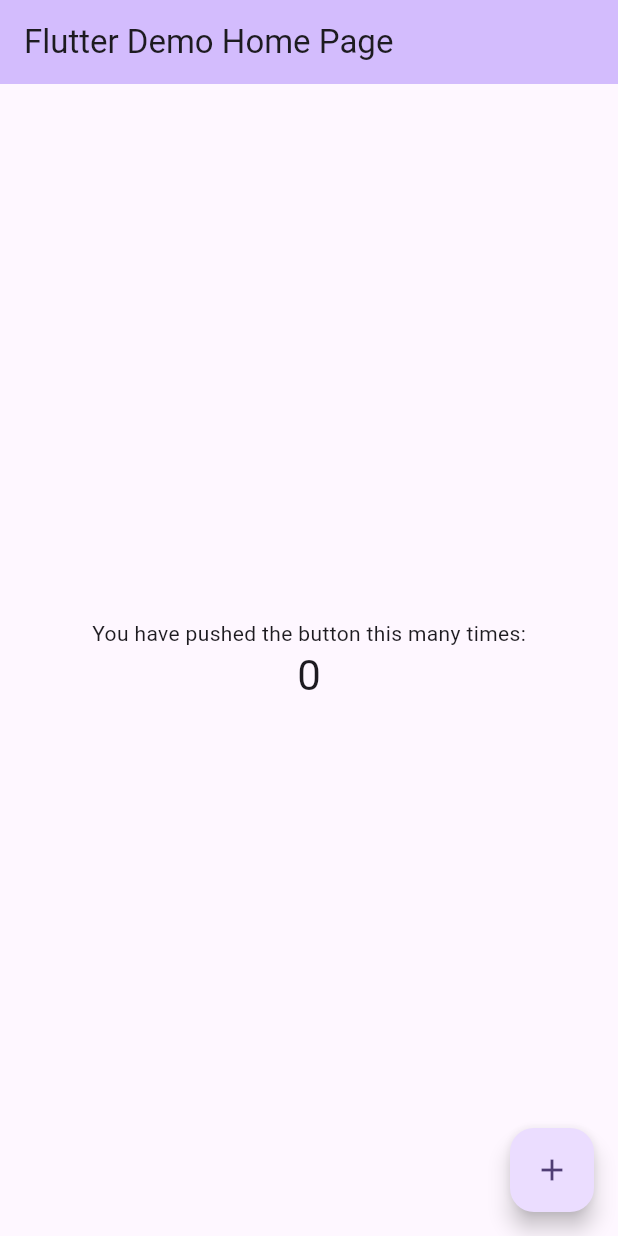
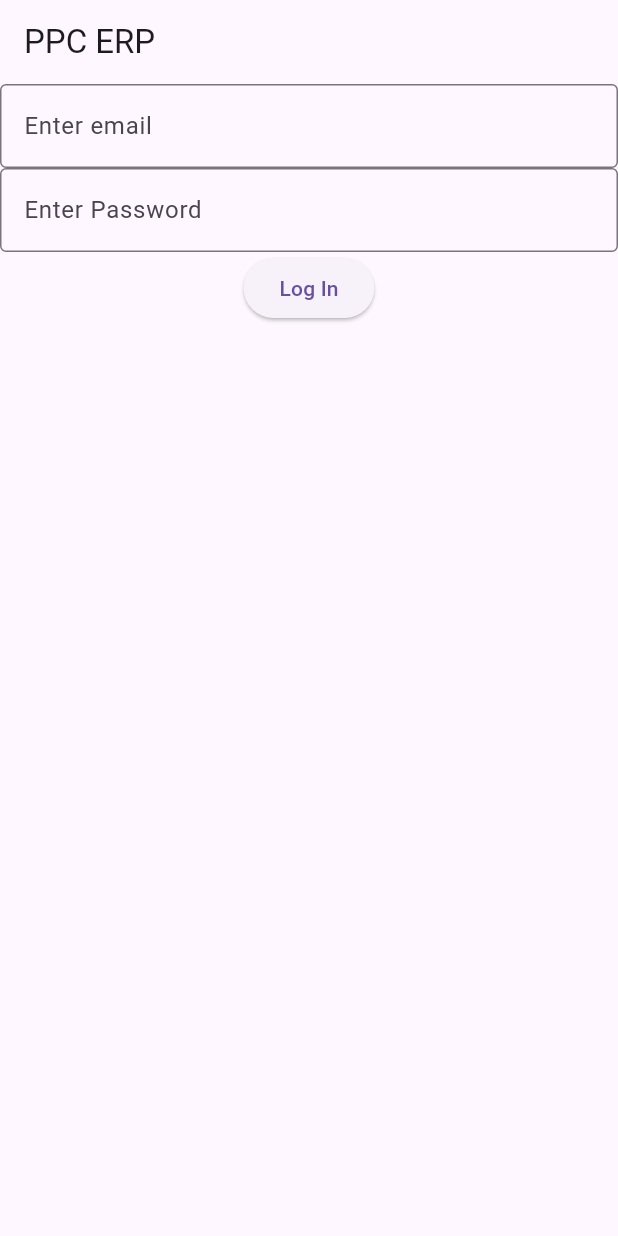
Before and after one commit to AhsanulAlamNaiem/ppcMaintanance, a Flutter app: the screen it shows after launch, on a phone screen of 412 x 824 dp. Run offline on Flutter 3.47's test engine with Material 3 defaults, Android fonts, the phone set to English and light mode, and no system bars.

Commit message:
navigation addee

```diff
--- a/lib/main.dart
+++ b/lib/main.dart
@@ -1,125 +1,55 @@
 import 'package:flutter/material.dart';
+import 'package:ppcmaintanance/screens/FirstScreen.dart';
 
 void main() {
-  runApp(const MyApp());
+  runApp(MyApp());
 }
 
 class MyApp extends StatelessWidget {
-  const MyApp({super.key});
-
-  // This widget is the root of your application.
   @override
   Widget build(BuildContext context) {
     return MaterialApp(
-      title: 'Flutter Demo',
-      theme: ThemeData(
-        // This is the theme of your application.
-        //
-        // TRY THIS: Try running your application with "flutter run". You'll see
-        // the application has a purple toolbar. Then, without quitting the app,
-        // try changing the seedColor in the colorScheme below to Colors.green
-        // and then invoke "hot reload" (save your changes or press the "hot
-        // reload" button in a Flutter-supported IDE, or press "r" if you used
-        // the command line to start the app).
-        //
-        // Notice that the counter didn't reset back to zero; the application
-        // state is not lost during the reload. To reset the state, use hot
-        // restart instead.
-        //
-        // This works for code too, not just values: Most code changes can be
-        // tested with just a hot reload.
-        colorScheme: ColorScheme.fromSeed(seedColor: Colors.deepPurple),
-        useMaterial3: true,
-      ),
-      home: const MyHomePage(title: 'Flutter Demo Home Page'),
+      home: HomePage(),
     );
   }
 }
 
-class MyHomePage extends StatefulWidget {
-  const MyHomePage({super.key, required this.title});
-
-  // This widget is the home page of your application. It is stateful, meaning
-  // that it has a State object (defined below) that contains fields that affect
-  // how it looks.
-
-  // This class is the configuration for the state. It holds the values (in this
-  // case the title) provided by the parent (in this case the App widget) and
-  // used by the build method of the State. Fields in a Widget subclass are
-  // always marked "final".
-
-  final String title;
-
-  @override
-  State<MyHomePage> createState() => _MyHomePageState();
-}
-
-class _MyHomePageState extends State<MyHomePage> {
-  int _counter = 0;
-
-  void _incrementCounter() {
-    setState(() {
-      // This call to setState tells the Flutter framework that something has
-      // changed in this State, which causes it to rerun the build method below
-      // so that the display can reflect the updated values. If we changed
-      // _counter without calling setState(), then the build method would not be
-      // called again, and so nothing would appear to happen.
-      _counter++;
-    });
-  }
+class HomePage extends StatelessWidget {
+  String email = "";
+  String password = "";
 
   @override
   Widget build(BuildContext context) {
-    // This method is rerun every time setState is called, for instance as done
-    // by the _incrementCounter method above.
-    //
-    // The Flutter framework has been optimized to make rerunning build methods
-    // fast, so that you can just rebuild anything that needs updating rather
-    // than having to individually change instances of widgets.
     return Scaffold(
       appBar: AppBar(
-        // TRY THIS: Try changing the color here to a specific color (to
-        // Colors.amber, perhaps?) and trigger a hot reload to see the AppBar
-        // change color while the other colors stay the same.
-        backgroundColor: Theme.of(context).colorScheme.inversePrimary,
-        // Here we take the value from the MyHomePage object that was created by
-        // the App.build method, and use it to set our appbar title.
-        title: Text(widget.title),
+        title: Text("PPC ERP"),
       ),
-      body: Center(
-        // Center is a layout widget. It takes a single child and positions it
-        // in the middle of the parent.
-        child: Column(
-          // Column is also a layout widget. It takes a list of children and
-          // arranges them vertically. By default, it sizes itself to fit its
-          // children horizontally, and tries to be as tall as its parent.
-          //
-          // Column has various properties to control how it sizes itself and
-          // how it positions its children. Here we use mainAxisAlignment to
-          // center the children vertically; the main axis here is the vertical
-          // axis because Columns are vertical (the cross axis would be
-          // horizontal).
-          //
-          // TRY THIS: Invoke "debug painting" (choose the "Toggle Debug Paint"
-          // action in the IDE, or press "p" in the console), to see the
-          // wireframe for each widget.
-          mainAxisAlignment: MainAxisAlignment.center,
-          children: <Widget>[
-            const Text(
-              'You have pushed the button this many times:',
-            ),
-            Text(
-              '$_counter',
-              style: Theme.of(context).textTheme.headlineMedium,
-            ),
-          ],
-        ),
+      body: Column(
+        children: [
+          TextField(
+            decoration: InputDecoration(
+                hintText: 'Enter email', border: OutlineInputBorder()),
+            onChanged: (value) {
+              email = value;
+            },
+          ),
+          TextField(
+            decoration: InputDecoration(
+                hintText: 'Enter Password', border: OutlineInputBorder()),
+            onChanged: (value) {
+              password = value;
+            },
+          ),
+          ElevatedButton(
+              onPressed: () {
+                if (email == "abc@ppc.com" && password == "1234") {
+                  Navigator.push(context,
+                      MaterialPageRoute(builder: (context) => FirstScreen()));
+                } else {}
+              },
+              child: Text("Log In"))
+        ],
       ),
-      floatingActionButton: FloatingActionButton(
-        onPressed: _incrementCounter,
-        tooltip: 'Increment',
-        child: const Icon(Icons.add),
-      ), // This trailing comma makes auto-formatting nicer for build methods.
     );
   }
 }
```
Also changed, not shown: lib/screens/FirstScreen.dart (added, +36 -0 lines), lib/screens/maintainance.dart (added, +72 -0 lines), lib/screens/production.dart (added, +77 -0 lines).
